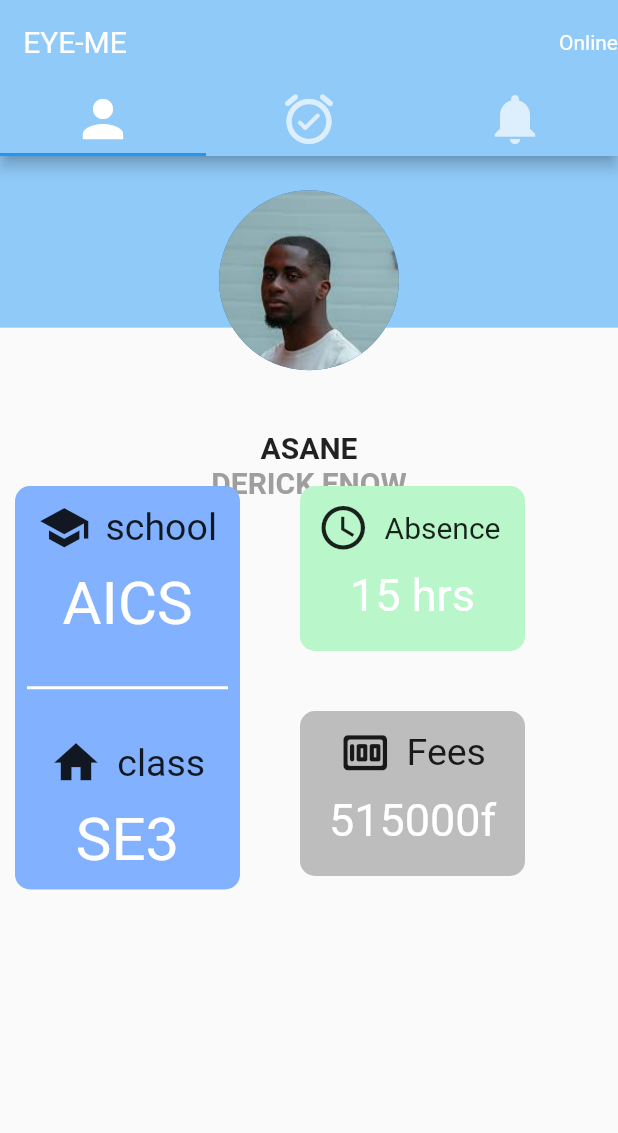
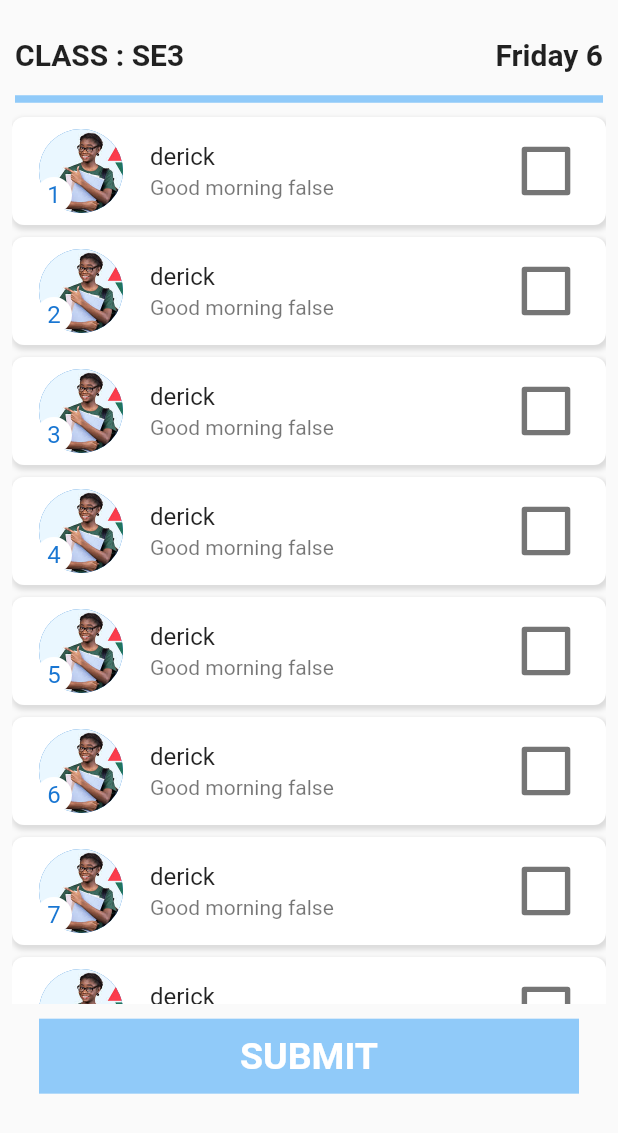
Before and after one commit to derick-asane/EYE-ME-APP, a Flutter app: the screen it shows after launch, on a phone screen of 412 x 824 dp. Shown: the top 1133 px of the screen. Run offline on Flutter 3.47's test engine with Material 2 defaults, Android fonts, the phone set to English and light mode, and no system bars.

Commit message:
working on the teacher module

```diff
--- a/lib/main.dart
+++ b/lib/main.dart
@@ -3,6 +3,7 @@ import 'package:eyeme/pages/login.dart';
 import 'package:eyeme/pages/parents/Attendance_infor.dart';
 import 'package:eyeme/pages/parents/notification.dart';
 import 'package:eyeme/pages/parents/parents_profile.dart';
+import 'package:eyeme/pages/teachers/record_attendance.dart';
 import 'package:flutter/material.dart';
 
 void main() {
@@ -14,9 +15,9 @@ class MyApp extends StatelessWidget {
 
   @override
   Widget build(BuildContext context) {
-    return  MaterialApp(
+    return  const MaterialApp(
       debugShowCheckedModeBanner: false,
-      home: Home(),
+      home: RecordAttendance(),
     );
   }
 }
--- a/lib/pages/home.dart
+++ b/lib/pages/home.dart
@@ -13,7 +13,7 @@ class Home extends StatefulWidget {
 
 class _HomeState extends State<Home> with SingleTickerProviderStateMixin {
    TabController? _tabController;
-  int _selectedIndex=0;
+  int _selectedIndex=1;
   @override
   void initState(){
     super.initState();
@@ -33,11 +33,12 @@ class _HomeState extends State<Home> with SingleTickerProviderStateMixin {
     super.dispose();
   }
 
-  void navigateTopBar(int index){
-    setState(() {
-      _selectedIndex=index;
-    });
-  }
+ // void navigateTopBar(int index){
+ //    setState(() {
+ //      _selectedIndex=index;
+ //    });
+ //  }
+
   final List<Widget> _pages=[
     //parent profile page
      ParentProfile(),
@@ -64,7 +65,15 @@ class _HomeState extends State<Home> with SingleTickerProviderStateMixin {
             leadingWidth: 100,
             automaticallyImplyLeading: false,
             actions: const [
-               Center(child: Text("Online"))
+               Padding(
+                 padding: EdgeInsets.all(12.0),
+                 child: Center(
+                     child: Icon(
+                         Icons.more_vert,
+
+                     )
+                 ),
+               )
             ],
             leading: const Center(
               child: Text(
@@ -73,14 +82,17 @@ class _HomeState extends State<Home> with SingleTickerProviderStateMixin {
               ),
             ),
           ),
-          body: const TabBarView(
-              children:[
+          body: TabBarView(
+            controller: _tabController,
+              children:const [
                 ParentProfile(),
                 //attendance page
                 AttendanceInfor(),
                 //notification page
-                NotificationP()
+                NotificationP(),
+
               ] ,
+
       ),
     )
     );
--- /dev/null
+++ b/lib/pages/teachers/record_attendance.dart
@@ -0,0 +1,95 @@
+import 'package:flutter/foundation.dart';
+import 'package:flutter/material.dart';
+
+import '../../widgets/attendance_list.dart';
+
+
+class RecordAttendance extends StatefulWidget {
+  const RecordAttendance({super.key});
+
+  @override
+  State<RecordAttendance> createState() => _RecordAttendanceState();
+}
+
+class _RecordAttendanceState extends State<RecordAttendance> {
+  @override
+  Widget build(BuildContext context) {
+
+    List<bool> _isChecked = List.generate(30, (index) => false);
+    if (kDebugMode) {
+      print(_isChecked);
+    }
+    var me="SE3";
+    var mydate = "Friday 6";
+    Size mySize = MediaQuery.of(context).size ;
+    return  Scaffold(
+      body: SafeArea(
+        child: Column(
+          children: [
+            Padding(
+              padding: const EdgeInsets.only(top: 25.0,left: 10.0,right: 10.0),
+              child: Row(
+                mainAxisAlignment: MainAxisAlignment.spaceBetween,
+                children: [
+                  Text(
+                      "CLASS : $me",
+                       style: const TextStyle(fontSize: 20.0, fontWeight: FontWeight.bold),
+                  ),
+                  Text(
+                    mydate,
+                    style: const TextStyle(fontSize: 20.0, fontWeight: FontWeight.bold),
+                  )
+                ],
+              ),
+            ),
+            const SizedBox(height: 10,),
+            Padding(
+              padding: const EdgeInsets.symmetric(horizontal: 10.0),
+              child: Divider(thickness: 5.0,color: Colors.blue[200],),
+            ),
+            Padding(
+              padding: const EdgeInsets.symmetric(horizontal: 8.0),
+              child: SizedBox(
+                height: mySize.height * 260.0/360.0 ,
+                child: ListView.builder(
+                  itemCount: 30,
+
+                    itemBuilder: (BuildContext context, int index ) {
+
+                      return AttendanceList(
+                        index: index,
+                        isChecked: _isChecked[index],
+                        onChanged: (bool value) {
+                          setState(() {
+                            _isChecked[index] = value;
+                          });
+                        },
+                      );
+                    },
+              ),
+            ),
+            ),
+            //bellow button here ...
+
+            Container(
+                margin: const EdgeInsets.symmetric(vertical: 10.0, horizontal: 5.0),
+                height: 50.0,
+                width: 360.0,
+                color: Colors.blue[200],
+                child: const Center(
+                    child: Text(
+                      "SUBMIT",
+                      style: TextStyle(
+                          color: Colors.white,
+                          fontWeight: FontWeight.bold,
+                          fontSize: 25.0
+                      ),
+                    ),
+                ),
+            ),
+          ],
+        ),
+      ),
+    );
+  }
+}
--- /dev/null
+++ b/lib/widgets/attendance_list.dart
@@ -0,0 +1,90 @@
+import 'package:flutter/material.dart';
+
+
+
+
+class AttendanceList extends StatefulWidget {
+  final int index;
+  final bool isChecked;
+  final ValueChanged<bool> onChanged;
+
+  const AttendanceList({
+    required this.index,
+    required this.isChecked,
+    required this.onChanged,
+    super.key});
+
+  @override
+  State<AttendanceList> createState() => _AttendanceListState();
+}
+
+class _AttendanceListState extends State<AttendanceList> {
+  late bool _isChecked;
+
+
+  void submit(){
+
+  }
+  @override
+  void initState() {
+    _isChecked = widget.isChecked;
+    super.initState();
+  }
+
+  @override
+  Widget build(BuildContext context) {
+    var pos = widget.index + 1;
+    return GestureDetector(
+      onTap: ()=>{
+            //submitting the form
+            submit()
+      },
+      child: Container(
+        margin: const EdgeInsets.symmetric(vertical: 4.0),
+        decoration:  BoxDecoration(
+            color: Colors.white,
+            boxShadow: const [
+              BoxShadow(
+                  color: Colors.black12,
+                  blurRadius: 2,
+                  spreadRadius: 1,
+                  offset: Offset(1,2)
+              )
+            ],
+
+            borderRadius: BorderRadius.circular(8)
+        ),
+        child: ListTile(
+          title: const Text("derick"),
+          subtitle:  Text("Good morning $_isChecked"),
+          trailing: Transform.scale(
+            scale: 1.8,
+            child: Checkbox(
+                activeColor: Colors.red,
+                value: _isChecked,
+                onChanged: (bool? value){
+                  setState(() {
+                    _isChecked= value ?? false;
+                  });
+                } ),
+          ),
+          leading: CircleAvatar(
+            backgroundImage: const AssetImage("assets/images/girl.jpg") ,
+            radius: 30.0,
+            child: Container(
+              alignment: Alignment.bottomLeft,
+              decoration: BoxDecoration(
+                borderRadius: BorderRadius.circular(15),
+              ),
+              child: CircleAvatar(
+                radius: 12.0,
+                backgroundColor: Colors.white,
+                child: Text("$pos"),
+              ),
+            ),
+          ),
+        ),
+      ),
+    );
+  }
+}
```
